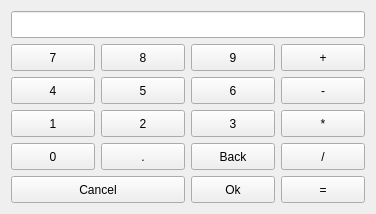
Above: plugins/Commands/Calculator/calculatorwidget.ui from KDE/simon before the change. Below: the same form after it.
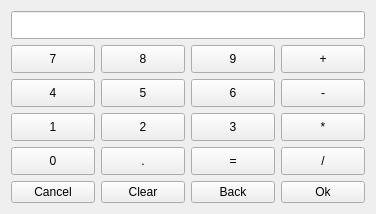
That is the form after the change. Custom widgets are drawn as their Qt base class.

Commit message: Add errormessages in Calculator Now this Plugin is stable and ready for use ;)

Patch:
```diff
--- a/plugins/Commands/Calculator/calculatorwidget.ui
+++ b/plugins/Commands/Calculator/calculatorwidget.ui
@@ -205,32 +205,6 @@
      </property>
     </widget>
    </item>
-   <item row="4" column="1">
-    <widget class="KPushButton" name="pbComma">
-     <property name="sizePolicy">
-      <sizepolicy hsizetype="Minimum" vsizetype="Minimum">
-       <horstretch>0</horstretch>
-       <verstretch>0</verstretch>
-      </sizepolicy>
-     </property>
-     <property name="text">
-      <string>.</string>
-     </property>
-    </widget>
-   </item>
-   <item row="4" column="2">
-    <widget class="KPushButton" name="pbBack">
-     <property name="sizePolicy">
-      <sizepolicy hsizetype="Minimum" vsizetype="Minimum">
-       <horstretch>0</horstretch>
-       <verstretch>0</verstretch>
-      </sizepolicy>
-     </property>
-     <property name="text">
-      <string>Back</string>
-     </property>
-    </widget>
-   </item>
    <item row="4" column="3">
     <widget class="KPushButton" name="pbDivide">
      <property name="sizePolicy">
@@ -244,20 +218,7 @@
      </property>
     </widget>
    </item>
-   <item row="6" column="0" colspan="2">
-    <widget class="KPushButton" name="pbCancel">
-     <property name="sizePolicy">
-      <sizepolicy hsizetype="Minimum" vsizetype="Minimum">
-       <horstretch>0</horstretch>
-       <verstretch>0</verstretch>
-      </sizepolicy>
-     </property>
-     <property name="text">
-      <string>Cancel</string>
-     </property>
-    </widget>
-   </item>
-   <item row="6" column="2">
+   <item row="6" column="3">
     <widget class="KPushButton" name="pbOk">
      <property name="sizePolicy">
       <sizepolicy hsizetype="Minimum" vsizetype="Minimum">
@@ -270,7 +231,7 @@
      </property>
     </widget>
    </item>
-   <item row="6" column="3">
+   <item row="4" column="2">
     <widget class="KPushButton" name="pbEquals">
      <property name="sizePolicy">
       <sizepolicy hsizetype="Minimum" vsizetype="Minimum">
@@ -283,6 +244,52 @@
      </property>
     </widget>
    </item>
+   <item row="4" column="1">
+    <widget class="KPushButton" name="pbComma">
+     <property name="sizePolicy">
+      <sizepolicy hsizetype="Minimum" vsizetype="Minimum">
+       <horstretch>0</horstretch>
+       <verstretch>0</verstretch>
+      </sizepolicy>
+     </property>
+     <property name="text">
+      <string>.</string>
+     </property>
+    </widget>
+   </item>
+   <item row="6" column="0">
+    <widget class="KPushButton" name="pbCancel">
+     <property name="sizePolicy">
+      <sizepolicy hsizetype="Minimum" vsizetype="Minimum">
+       <horstretch>0</horstretch>
+       <verstretch>0</verstretch>
+      </sizepolicy>
+     </property>
+     <property name="text">
+      <string>Cancel</string>
+     </property>
+    </widget>
+   </item>
+   <item row="6" column="1">
+    <widget class="KPushButton" name="pbClear">
+     <property name="text">
+      <string>Clear</string>
+     </property>
+    </widget>
+   </item>
+   <item row="6" column="2">
+    <widget class="KPushButton" name="pbBack">
+     <property name="sizePolicy">
+      <sizepolicy hsizetype="Minimum" vsizetype="Minimum">
+       <horstretch>0</horstretch>
+       <verstretch>0</verstretch>
+      </sizepolicy>
+     </property>
+     <property name="text">
+      <string>Back</string>
+     </property>
+    </widget>
+   </item>
   </layout>
  </widget>
  <customwidgets>
```
The commit also changes 2 other files.
